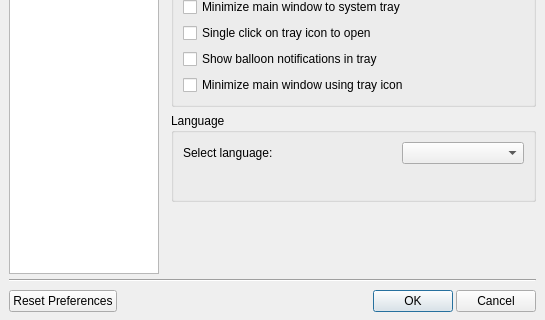
The window that lmc/src/settingsdialog.ui (ashai-logic/lanmessenger) describes before a commit, drawn with Qt 5; both pictures show x 0 to 545 and y 197 to 517 of the 545 by 517 pixel window.
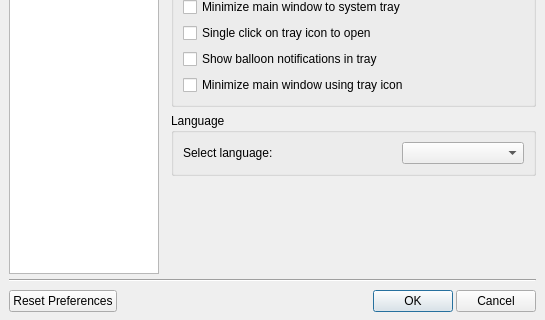
The same window after the commit. The open tabs and pages were chosen to show the change.

Diff of the .ui file:
```diff
--- a/lmc/src/settingsdialog.ui
+++ b/lmc/src/settingsdialog.ui
@@ -258,39 +258,6 @@
               </item>
              </layout>
             </item>
-            <item>
-             <layout class="QHBoxLayout" name="horizontalLayout_3">
-              <item>
-               <widget class="QLabel" name="lblUpdateLink">
-                <property name="focusPolicy">
-                 <enum>Qt::StrongFocus</enum>
-                </property>
-                <property name="text">
-                 <string/>
-                </property>
-                <property name="openExternalLinks">
-                 <bool>true</bool>
-                </property>
-                <property name="textInteractionFlags">
-                 <set>Qt::LinksAccessibleByKeyboard|Qt::LinksAccessibleByMouse</set>
-                </property>
-               </widget>
-              </item>
-              <item>
-               <spacer name="horizontalSpacer">
-                <property name="orientation">
-                 <enum>Qt::Horizontal</enum>
-                </property>
-                <property name="sizeHint" stdset="0">
-                 <size>
-                  <width>40</width>
-                  <height>20</height>
-                 </size>
-                </property>
-               </spacer>
-              </item>
-             </layout>
-            </item>
            </layout>
           </widget>
          </item>
```
Left out of the diff: 1 changed line with no effect on the pictures.
